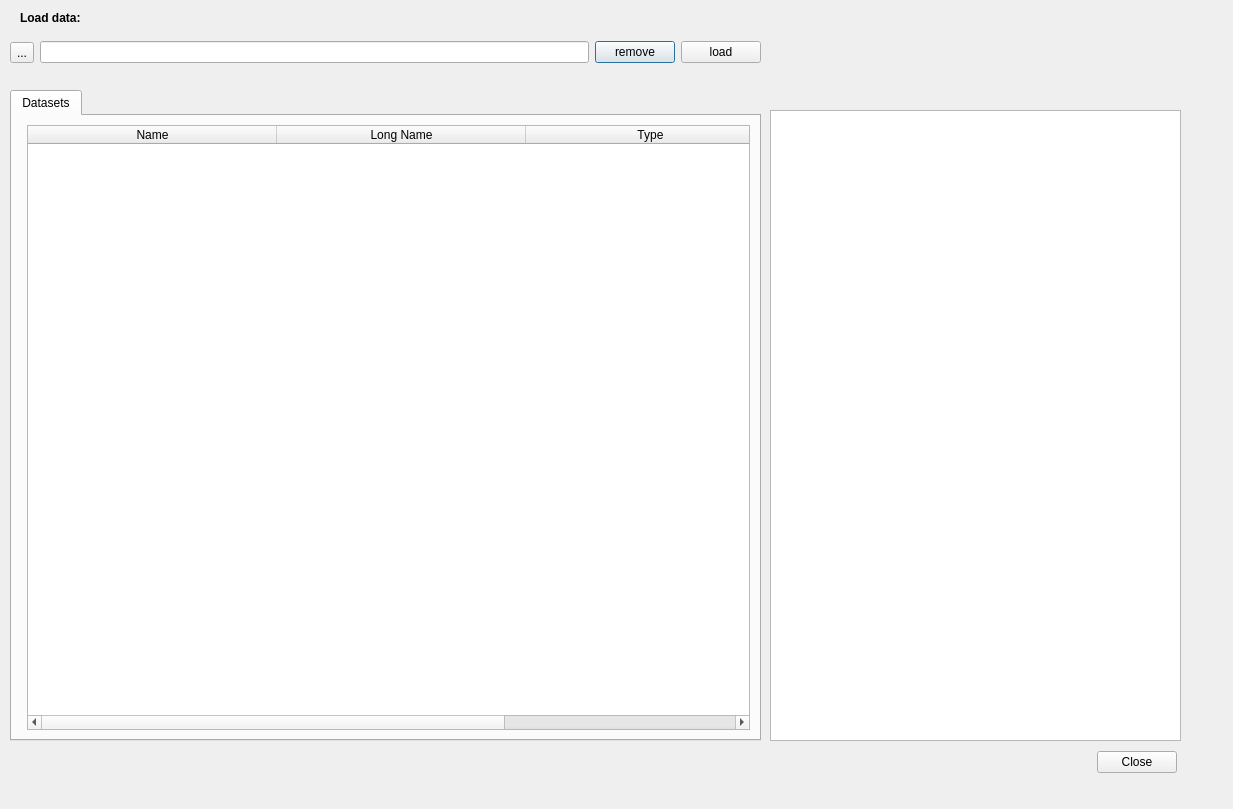
This is netCDFVisualizer.ui in EBVcube/EBVCubeVisualizer as Qt 5 draws it before an edit. The edited form follows.
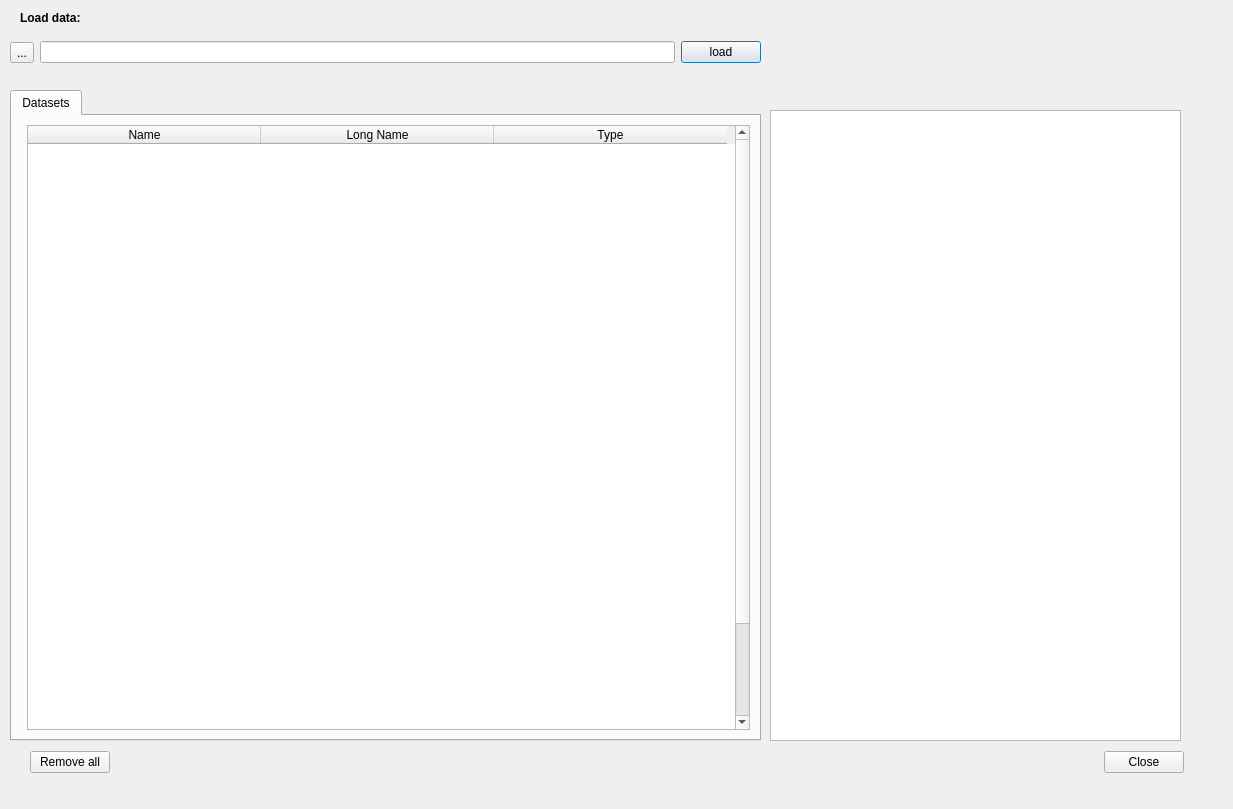
This is the edited form.

Commit message: we added a QTableWidget

```diff
--- a/netCDFVisualizer.ui
+++ b/netCDFVisualizer.ui
@@ -55,13 +55,6 @@
     <item>
      <widget class="QLineEdit" name="text_set"/>
     </item>
-    <item>
-     <widget class="QPushButton" name="btn_remove">
-      <property name="text">
-       <string>remove</string>
-      </property>
-     </widget>
-    </item>
     <item>
      <widget class="QPushButton" name="btn_load">
       <property name="text">
@@ -105,8 +98,23 @@
             <height>16777215</height>
            </size>
           </property>
+          <property name="frameShape">
+           <enum>QFrame::StyledPanel</enum>
+          </property>
+          <property name="frameShadow">
+           <enum>QFrame::Sunken</enum>
+          </property>
+          <property name="lineWidth">
+           <number>1</number>
+          </property>
+          <property name="showGrid">
+           <bool>false</bool>
+          </property>
           <property name="rowCount">
-           <number>0</number>
+           <number>25</number>
+          </property>
+          <property name="columnCount">
+           <number>3</number>
           </property>
           <attribute name="horizontalHeaderVisible">
            <bool>true</bool>
@@ -115,11 +123,54 @@
            <bool>true</bool>
           </attribute>
           <attribute name="horizontalHeaderDefaultSectionSize">
-           <number>249</number>
+           <number>233</number>
+          </attribute>
+          <attribute name="horizontalHeaderHighlightSections">
+           <bool>true</bool>
           </attribute>
           <attribute name="horizontalHeaderShowSortIndicator" stdset="0">
            <bool>false</bool>
           </attribute>
+          <attribute name="horizontalHeaderStretchLastSection">
+           <bool>false</bool>
+          </attribute>
+          <attribute name="verticalHeaderVisible">
+           <bool>false</bool>
+          </attribute>
+          <attribute name="verticalHeaderCascadingSectionResizes">
+           <bool>true</bool>
+          </attribute>
+          <attribute name="verticalHeaderDefaultSectionSize">
+           <number>27</number>
+          </attribute>
+          <attribute name="verticalHeaderShowSortIndicator" stdset="0">
+           <bool>false</bool>
+          </attribute>
+          <row/>
+          <row/>
+          <row/>
+          <row/>
+          <row/>
+          <row/>
+          <row/>
+          <row/>
+          <row/>
+          <row/>
+          <row/>
+          <row/>
+          <row/>
+          <row/>
+          <row/>
+          <row/>
+          <row/>
+          <row/>
+          <row/>
+          <row/>
+          <row/>
+          <row/>
+          <row/>
+          <row/>
+          <row/>
           <column>
            <property name="text">
             <string>Name</string>
@@ -146,9 +197,9 @@
   <widget class="QWidget" name="layoutWidget">
    <property name="geometry">
     <rect>
-     <x>1030</x>
+     <x>953</x>
      <y>750</y>
-     <width>147</width>
+     <width>231</width>
      <height>25</height>
     </rect>
    </property>
@@ -186,7 +237,39 @@
    </property>
    <layout class="QVBoxLayout" name="verticalLayout">
     <item>
-     <widget class="QListWidget" name="listWidget"/>
+     <widget class="QListWidget" name="list_dataSet"/>
+    </item>
+   </layout>
+  </widget>
+  <widget class="QWidget" name="">
+   <property name="geometry">
+    <rect>
+     <x>30</x>
+     <y>750</y>
+     <width>221</width>
+     <height>25</height>
+    </rect>
+   </property>
+   <layout class="QHBoxLayout" name="horizontalLayout_2">
+    <item>
+     <widget class="QPushButton" name="btn_remove">
+      <property name="text">
+       <string>Remove all</string>
+      </property>
+     </widget>
+    </item>
+    <item>
+     <spacer name="horizontalSpacer_3">
+      <property name="orientation">
+       <enum>Qt::Horizontal</enum>
+      </property>
+      <property name="sizeHint" stdset="0">
+       <size>
+        <width>56</width>
+        <height>20</height>
+       </size>
+      </property>
+     </spacer>
     </item>
    </layout>
   </widget>
```
Left out of the diff: 2 changed lines with no effect on the pictures.
